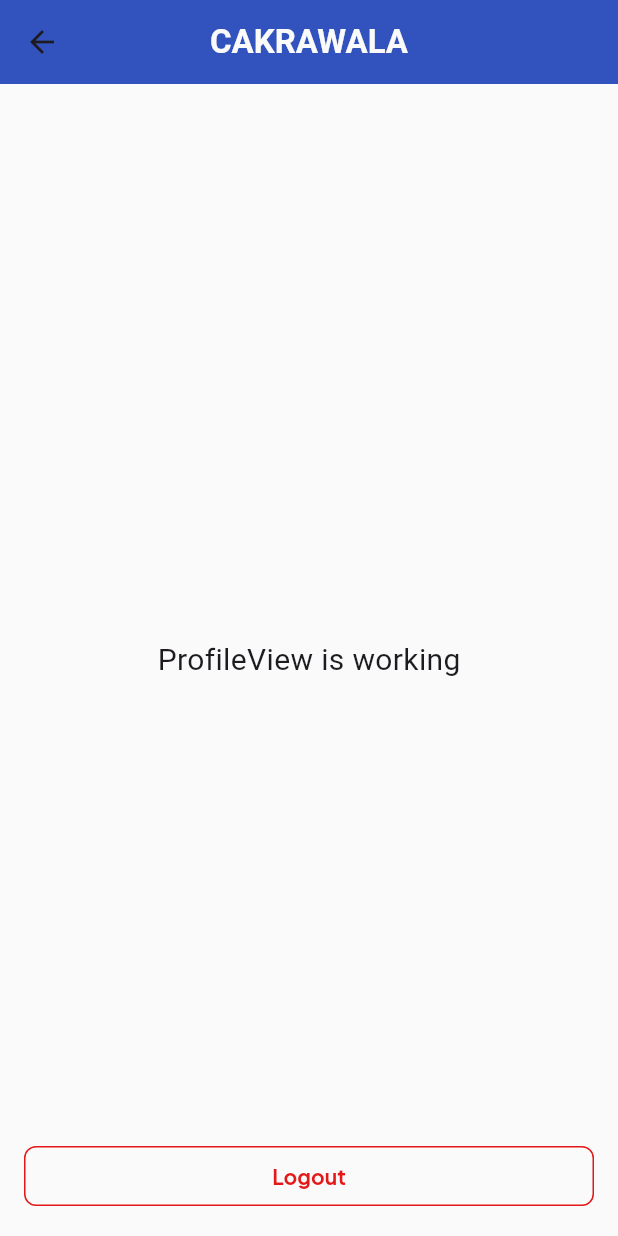
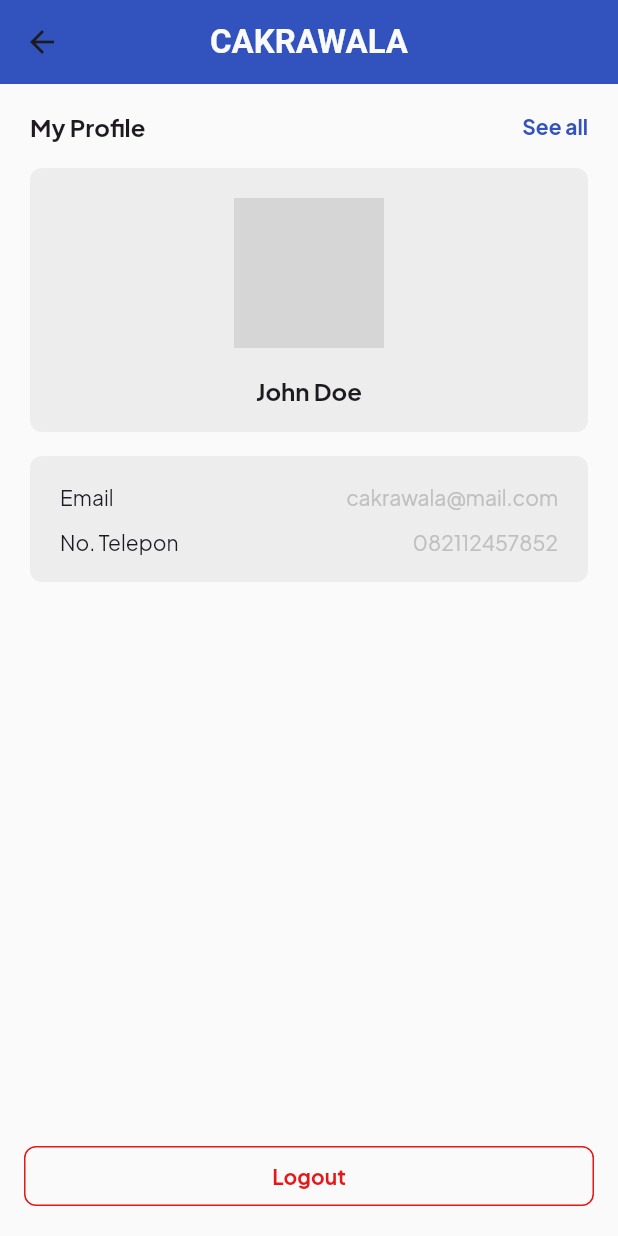
Before and after one commit to WawanWidiantara/cakrawala_app, a Flutter app: the ProfileView screen opened by its route, on a phone screen of 412 x 824 dp. Run offline on Flutter 3.47's test engine with Material 3 defaults, Android fonts, the phone set to English and light mode, and no system bars; our stand-ins replace carousel_slider, flutter_svg, get, google_fonts, image_picker; missing offline and left inert: transitioned_indexed_stack; network calls fail; grey boxes are pictures that could not be loaded.

```diff
--- a/lib/app/modules/navbar/views/navbar_view.dart
+++ b/lib/app/modules/navbar/views/navbar_view.dart
@@ -19,7 +19,7 @@ class NavbarView extends GetView<NavbarController> {
           beginOpacity: 0.0,
           endOpacity: 1.0,
           curve: Curves.easeInOut,
-          duration: const Duration(milliseconds: 200),
+          duration: const Duration(milliseconds: 100),
           index: controller.tabIndex,
           children: const [
             HomeView(),
--- a/lib/app/modules/profile/views/profile_view.dart
+++ b/lib/app/modules/profile/views/profile_view.dart
@@ -1,5 +1,6 @@
 import 'package:cakrawala_app/app/core/constants/colors.dart';
 import 'package:cakrawala_app/app/core/constants/text_styles.dart';
+import 'package:cakrawala_app/app/modules/profile/views/detail_profile_view.dart';
 import 'package:flutter/material.dart';
 
 import 'package:get/get.dart';
@@ -24,10 +25,91 @@ class ProfileView extends GetView<ProfileController> {
         centerTitle: true,
         backgroundColor: AppColors.primaryColor,
       ),
-      body: const Center(
-        child: Text(
-          'ProfileView is working',
-          style: TextStyle(fontSize: 20),
+      body: SafeArea(
+        child: Padding(
+          padding: const EdgeInsets.all(20),
+          child: Column(
+            children: <Widget>[
+              Row(
+                mainAxisAlignment: MainAxisAlignment.spaceBetween,
+                children: [
+                  Text("My Profile",
+                      style: AppTypography.titleMedium.copyWith(
+                        fontWeight: FontWeight.bold,
+                      )),
+                  GestureDetector(
+                    onTap: () {
+                      Get.to(() => const DetailProfileView());
+                    },
+                    child: Text("See all",
+                        style: AppTypography.bodyMedium.copyWith(
+                          color: AppColors.primaryColor,
+                          fontWeight: FontWeight.bold,
+                        )),
+                  ),
+                ],
+              ),
+              const SizedBox(height: 20),
+              Container(
+                width: double.infinity,
+                padding: const EdgeInsets.all(20),
+                decoration: BoxDecoration(
+                  color: AppColors.formFill,
+                  borderRadius: BorderRadius.circular(8),
+                ),
+                child: Column(
+                  children: [
+                    CircleAvatar(
+                      radius: 50,
+                      backgroundImage: NetworkImage(
+                          "https://www.pngkey.com/png/full/114-1149878_setting-user-avatar-in-specific-size-without-breaking.png"),
+                    ),
+                    const SizedBox(height: 20),
+                    Text(
+                      "John Doe",
+                      style: AppTypography.titleMedium.copyWith(
+                        fontWeight: FontWeight.bold,
+                      ),
+                    ),
+                  ],
+                ),
+              ),
+              const SizedBox(height: 16),
+              Container(
+                width: double.infinity,
+                padding: const EdgeInsets.all(20),
+                decoration: BoxDecoration(
+                  color: AppColors.formFill,
+                  borderRadius: BorderRadius.circular(8),
+                ),
+                child: Column(
+                  children: [
+                    Row(
+                      mainAxisAlignment: MainAxisAlignment.spaceBetween,
+                      children: [
+                        Text("Email", style: AppTypography.bodyMedium),
+                        Text("cakrawala@mail.com",
+                            style: AppTypography.bodyMedium.copyWith(
+                              color: AppColors.formStroke,
+                            )),
+                      ],
+                    ),
+                    const SizedBox(height: 16),
+                    Row(
+                      mainAxisAlignment: MainAxisAlignment.spaceBetween,
+                      children: [
+                        Text("No. Telepon", style: AppTypography.bodyMedium),
+                        Text("082112457852",
+                            style: AppTypography.bodyMedium.copyWith(
+                              color: AppColors.formStroke,
+                            )),
+                      ],
+                    ),
+                  ],
+                ),
+              ),
+            ],
+          ),
         ),
       ),
       floatingActionButton: Padding(
```
Also changed, not shown: lib/app/modules/ocr/views/ocr_result_view.dart (+8 -1 lines), lib/app/modules/ocr/views/ocr_success_view.dart (added, +92 -0 lines), lib/app/modules/profile/views/detail_profile_view.dart (added, +115 -0 lines), assets/images/ocr-success.svg (added).
